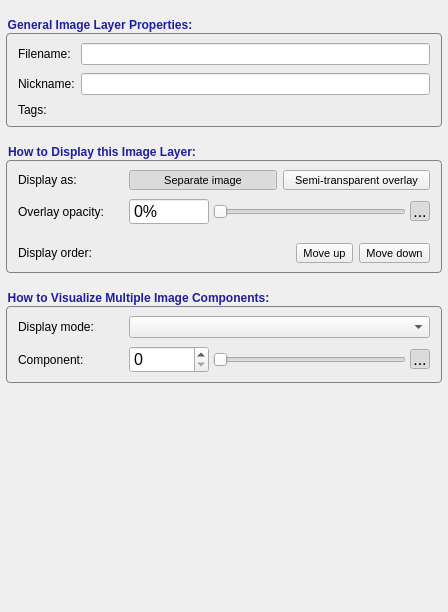
pyushkevich/itksnap, file GUI/Qt/Components/GeneralLayerInspector.ui: the form before one commit.
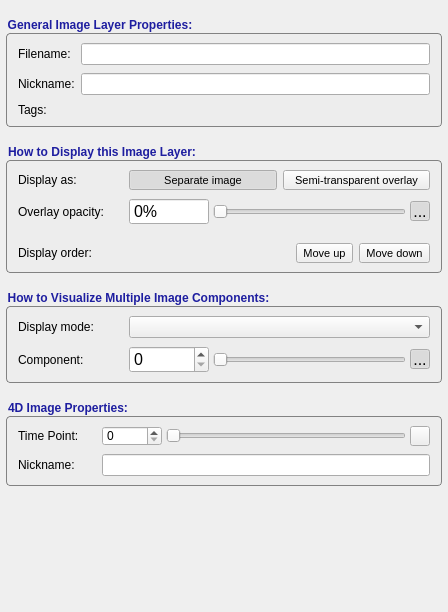
The form after the commit. Icons and pictures are not drawn. Custom widgets are drawn as their Qt base class.

The edit to the form file:
```diff
--- a/GUI/Qt/Components/GeneralLayerInspector.ui
+++ b/GUI/Qt/Components/GeneralLayerInspector.ui
@@ -625,6 +625,198 @@
      </layout>
     </widget>
    </item>
+   <item>
+    <widget class="QGroupBox" name="grp4DProperties">
+     <property name="title">
+      <string>4D Image Properties:</string>
+     </property>
+     <layout class="QGridLayout" name="gridLayout_4">
+      <property name="leftMargin">
+       <number>6</number>
+      </property>
+      <property name="topMargin">
+       <number>4</number>
+      </property>
+      <property name="rightMargin">
+       <number>6</number>
+      </property>
+      <property name="bottomMargin">
+       <number>4</number>
+      </property>
+      <property name="horizontalSpacing">
+       <number>6</number>
+      </property>
+      <property name="verticalSpacing">
+       <number>8</number>
+      </property>
+      <item row="1" column="1">
+       <widget class="QWidget" name="grpTPProperties" native="true">
+        <layout class="QGridLayout" name="gridLayout_5">
+         <property name="leftMargin">
+          <number>0</number>
+         </property>
+         <property name="topMargin">
+          <number>0</number>
+         </property>
+         <property name="rightMargin">
+          <number>0</number>
+         </property>
+         <property name="bottomMargin">
+          <number>0</number>
+         </property>
+         <property name="spacing">
+          <number>4</number>
+         </property>
+         <item row="0" column="0">
+          <widget class="QLabel" name="lblTBNickname">
+           <property name="sizePolicy">
+            <sizepolicy hsizetype="Fixed" vsizetype="Fixed">
+             <horstretch>0</horstretch>
+             <verstretch>0</verstretch>
+            </sizepolicy>
+           </property>
+           <property name="minimumSize">
+            <size>
+             <width>80</width>
+             <height>20</height>
+            </size>
+           </property>
+           <property name="maximumSize">
+            <size>
+             <width>80</width>
+             <height>20</height>
+            </size>
+           </property>
+           <property name="text">
+            <string>Nickname:</string>
+           </property>
+          </widget>
+         </item>
+         <item row="0" column="1">
+          <widget class="QLineEdit" name="inTPNickname"/>
+         </item>
+        </layout>
+       </widget>
+      </item>
+      <item row="0" column="1">
+       <widget class="QWidget" name="grpTP" native="true">
+        <property name="minimumSize">
+         <size>
+          <width>0</width>
+          <height>20</height>
+         </size>
+        </property>
+        <layout class="QHBoxLayout" name="horizontalLayout_3">
+         <property name="spacing">
+          <number>4</number>
+         </property>
+         <property name="leftMargin">
+          <number>0</number>
+         </property>
+         <property name="topMargin">
+          <number>0</number>
+         </property>
+         <property name="rightMargin">
+          <number>0</number>
+         </property>
+         <property name="bottomMargin">
+          <number>0</number>
+         </property>
+         <item>
+          <widget class="QLabel" name="lblTP">
+           <property name="sizePolicy">
+            <sizepolicy hsizetype="Fixed" vsizetype="Fixed">
+             <horstretch>0</horstretch>
+             <verstretch>0</verstretch>
+            </sizepolicy>
+           </property>
+           <property name="minimumSize">
+            <size>
+             <width>80</width>
+             <height>20</height>
+            </size>
+           </property>
+           <property name="maximumSize">
+            <size>
+             <width>80</width>
+             <height>20</height>
+            </size>
+           </property>
+           <property name="text">
+            <string>Time Point: </string>
+           </property>
+          </widget>
+         </item>
+         <item>
+          <widget class="QSpinBox" name="spinBoxTP">
+           <property name="sizePolicy">
+            <sizepolicy hsizetype="Fixed" vsizetype="Fixed">
+             <horstretch>0</horstretch>
+             <verstretch>0</verstretch>
+            </sizepolicy>
+           </property>
+           <property name="minimumSize">
+            <size>
+             <width>60</width>
+             <height>20</height>
+            </size>
+           </property>
+           <property name="maximumSize">
+            <size>
+             <width>60</width>
+             <height>20</height>
+            </size>
+           </property>
+          </widget>
+         </item>
+         <item>
+          <widget class="QSlider" name="sliderTP">
+           <property name="minimumSize">
+            <size>
+             <width>0</width>
+             <height>20</height>
+            </size>
+           </property>
+           <property name="maximumSize">
+            <size>
+             <width>16777215</width>
+             <height>20</height>
+            </size>
+           </property>
+           <property name="orientation">
+            <enum>Qt::Horizontal</enum>
+           </property>
+          </widget>
+         </item>
+         <item>
+          <widget class="QToolButton" name="btnTPPlayback">
+           <property name="minimumSize">
+            <size>
+             <width>20</width>
+             <height>20</height>
+            </size>
+           </property>
+           <property name="maximumSize">
+            <size>
+             <width>20</width>
+             <height>20</height>
+            </size>
+           </property>
+           <property name="text">
+            <string/>
+           </property>
+           <property name="icon">
+            <iconset resource="../Resources/SNAPResources.qrc">
+             <normaloff>:/root/media-playback-start-4.png</normaloff>:/root/media-playback-start-4.png</iconset>
+           </property>
+          </widget>
+         </item>
+        </layout>
+       </widget>
+      </item>
+     </layout>
+    </widget>
+   </item>
    <item>
     <spacer name="verticalSpacer">
      <property name="orientation">
```
